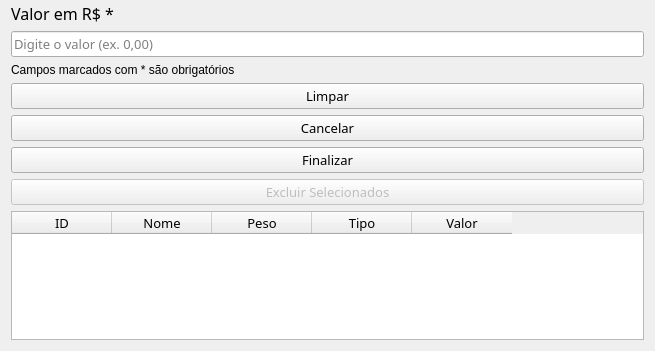
imora97/Sistema-para-doceria, file view/cadastrodoces.ui: the form before one commit; both pictures show x 0 to 655 and y 266 to 617 of the 655 by 617 pixel window.
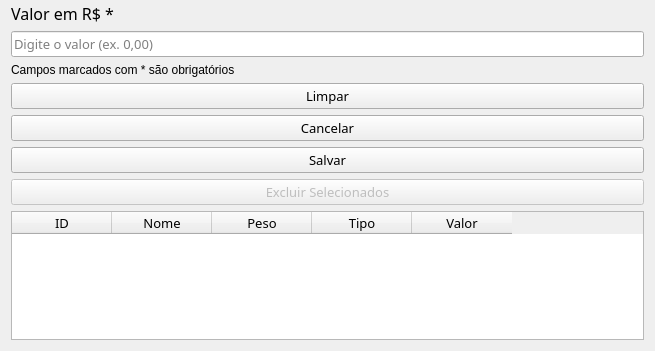
The form after the commit.

The edit to the form file:
```diff
--- a/view/cadastrodoces.ui
+++ b/view/cadastrodoces.ui
@@ -216,7 +216,7 @@
       </font>
      </property>
      <property name="text">
-      <string>Finalizar</string>
+      <string>Salvar</string>
      </property>
     </widget>
    </item>
```
Left out of the diff: 2 changed lines with no effect on the pictures.
